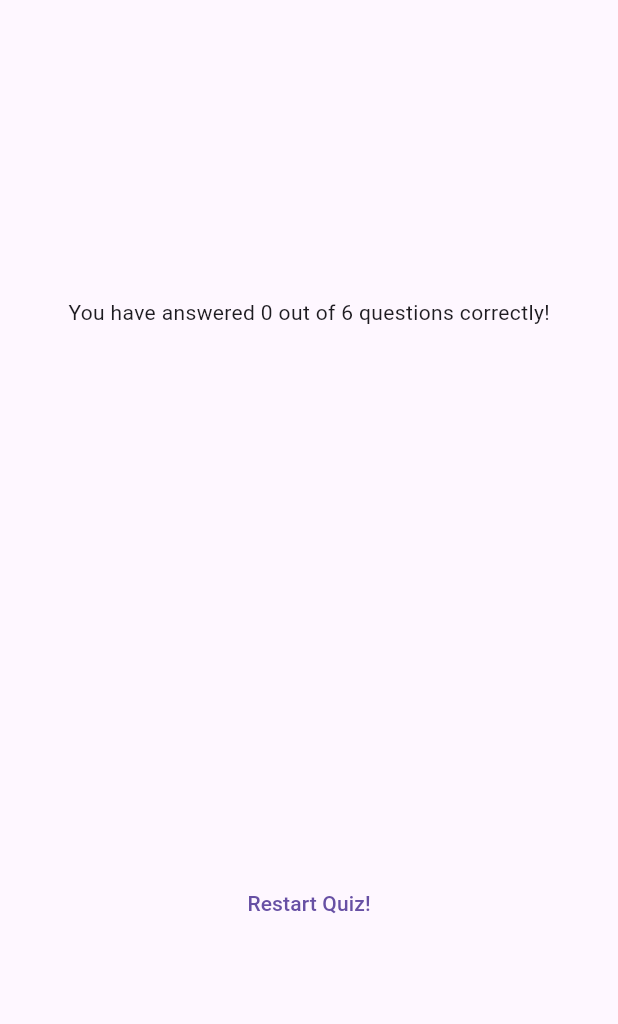
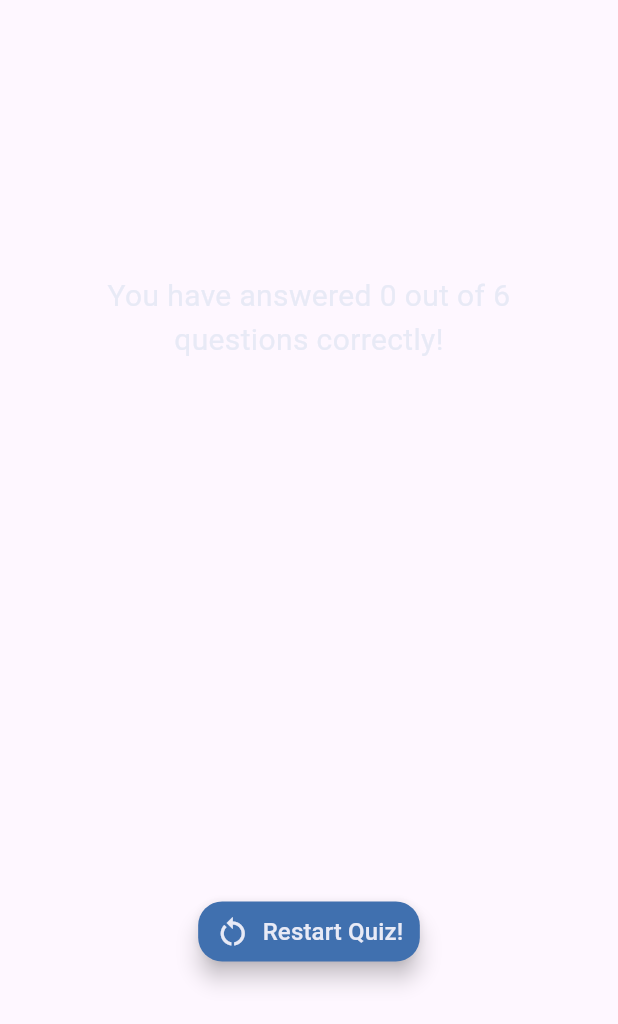
Before and after one commit to Afek-Sakaju/quiz-app, a Flutter app: the ResultsScreen widget shown alone on an empty page, opened directly with empty values, on a phone screen of 412 x 824 dp. Shown: the top 1024 px of the screen. Run offline on Flutter 3.47's test engine with Material 3 defaults, Android fonts, the phone set to English and light mode, and no system bars; our stand-ins replace google_fonts.

Commit message:
improved the overall UI on the results screen

```diff
--- a/lib/src/screens/results_screen.dart
+++ b/lib/src/screens/results_screen.dart
@@ -41,13 +41,34 @@ class ResultsScreen extends StatelessWidget {
           children: [
             Text(
               'You have answered $correctQuestions out of $totalQuestions questions correctly!',
+              style: TextStyle(
+                color: Colors.indigo.shade50,
+                fontSize: 20,
+              ),
+              textAlign: TextAlign.center,
             ),
             const SizedBox(height: 30),
             QuestionsSummary(summaryData: summaryData),
             const SizedBox(height: 30),
-            TextButton(
-              onPressed: () {},
-              child: const Text('Restart Quiz!'),
+            SizedBox(
+              height: 40,
+              child: FloatingActionButton.extended(
+                icon: Icon(
+                  Icons.restart_alt,
+                  color: Colors.indigo.shade50,
+                  size: 24,
+                ),
+                onPressed: () {},
+                label: Text(
+                  'Restart Quiz!',
+                  style: TextStyle(
+                    color: Colors.indigo.shade50,
+                    fontSize: 16,
+                  ),
+                ),
+                backgroundColor: const Color.fromARGB(255, 64, 112, 175),
+                extendedPadding: const EdgeInsets.all(11),
+              ),
             ),
           ],
         ),
```
Also changed, not shown: lib/src/widgets/questions_summary.dart (+38 -9 lines).
